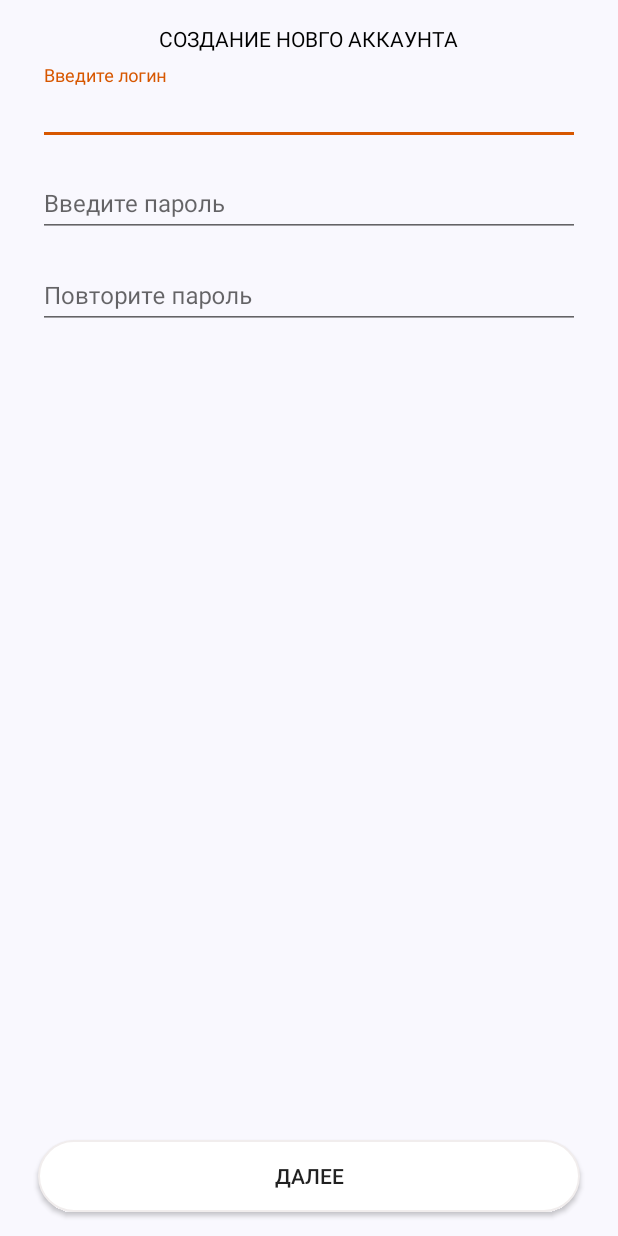
After one commit to IbroJim/eLibrary, an Android app: the layout activity_registry.xml on its own in the app's theme, with its tools: preview values and no code run, on a phone screen of 412 x 824 dp. The commit adds this screen. Run offline under Robolectric (Android 15) with nearby library versions, the phone set to English and light mode, and no system bars.

Commit message:
create login and registry activity, implemention bottomnavigationviewex

```diff
--- a/app/build.gradle
+++ b/app/build.gradle
@@ -19,10 +19,12 @@ android {
 }
 
 dependencies {
-    implementation fileTree(dir: 'libs', include: ['*.jar'])
+    implementation fileTree(include: ['*.jar'], dir: 'libs')
     implementation 'com.android.support:appcompat-v7:28.0.0'
     implementation 'com.android.support.constraint:constraint-layout:1.1.3'
     testImplementation 'junit:junit:4.12'
     androidTestImplementation 'com.android.support.test:runner:1.0.2'
     androidTestImplementation 'com.android.support.test.espresso:espresso-core:3.0.2'
+    implementation 'com.android.support:design:28.0.0'
+    implementation 'com.github.ittianyu:BottomNavigationViewEx:2.0.2'
 }
--- a/app/src/main/AndroidManifest.xml
+++ b/app/src/main/AndroidManifest.xml
@@ -9,7 +9,8 @@
         android:roundIcon="@mipmap/ic_launcher_round"
         android:supportsRtl="true"
         android:theme="@style/AppTheme">
-        <activity android:name=".MainActivity">
+        <activity android:name=".Account.LoginActivity"
+            android:theme="@style/MyTheme">
             <intent-filter>
                 <action android:name="android.intent.action.MAIN" />
 
--- /dev/null
+++ b/app/src/main/res/drawable/login_button_background.xml
@@ -0,0 +1,20 @@
+<?xml version="1.0" encoding="utf-8"?>
+<selector xmlns:android="http://schemas.android.com/apk/res/android">
+    <item
+        android:state_pressed="true">
+        <shape>
+            <solid android:color="@color/colorAccent"/>
+            <stroke android:color="@color/colorBlack"
+                android:width="1dp"/>
+            <corners android:radius="50dp"/>
+        </shape>
+    </item>
+    <item>
+        <shape>
+            <solid android:color="@color/colorWhite"/>
+            <stroke android:color="@color/colorGray"
+                android:width="1dp"/>
+            <corners android:radius="50dp"/>
+        </shape>
+    </item>
+</selector>
--- /dev/null
+++ b/app/src/main/res/layout/activity_registry.xml
@@ -0,0 +1,51 @@
+<?xml version="1.0" encoding="utf-8"?>
+<RelativeLayout
+    xmlns:android="http://schemas.android.com/apk/res/android"
+    android:layout_width="match_parent"
+    android:layout_height="match_parent"
+    android:background="@color/colorBackground">
+    <LinearLayout
+        android:orientation="vertical"
+        android:layout_marginLeft="25dp"
+        android:layout_marginRight="25dp"
+        android:layout_width="match_parent"
+        android:layout_height="match_parent">
+    <TextView
+        android:layout_gravity="center"
+        android:textColor="@color/colorBlack"
+        android:text="@string/create_account_regisrty"
+        android:layout_marginTop="16dp"
+        android:layout_width="wrap_content"
+        android:layout_height="wrap_content" />
+    <android.support.design.widget.TextInputLayout
+        style="@style/MYTextInputLayout">
+        <EditText
+            android:inputType="textPersonName"
+            android:hint="@string/create_login"
+            style="@style/MyEditText"/>
+    </android.support.design.widget.TextInputLayout>
+    <android.support.design.widget.TextInputLayout
+        style="@style/MYTextInputLayout">
+        <EditText
+            android:inputType="textVisiblePassword"
+            android:hint="@string/create_password"
+            style="@style/MyEditText"/>
+    </android.support.design.widget.TextInputLayout>
+    <android.support.design.widget.TextInputLayout
+        style="@style/MYTextInputLayout">
+        <EditText
+            android:inputType="textVisiblePassword"
+            android:hint="@string/reapid_password"
+            style="@style/MyEditText"/>
+    </android.support.design.widget.TextInputLayout>
+    </LinearLayout>
+    <android.support.v7.widget.AppCompatButton
+        android:layout_marginLeft="25dp"
+        android:layout_marginRight="25dp"
+        android:layout_marginBottom="16dp"
+        android:background="@drawable/login_button_background"
+        android:text="@string/next"
+        android:layout_alignParentBottom="true"
+        android:layout_width="match_parent"
+        android:layout_height="wrap_content" />
+</RelativeLayout>
--- a/app/src/main/res/values/colors.xml
+++ b/app/src/main/res/values/colors.xml
@@ -2,5 +2,10 @@
 <resources>
     <color name="colorPrimary">#008577</color>
     <color name="colorPrimaryDark">#00574B</color>
-    <color name="colorAccent">#D81B60</color>
+    <color name="colorAccent">#d75700</color>
+    <color name="colorBlack">#000000</color>
+    <color name="colorWhite">#ffffff</color>
+    <color name="colorGray">#f1eded</color>
+    <color name="colorLink">#4FC3F7</color>
+    <color name="colorBackground">#F9F8FE</color>
 </resources>
--- a/app/src/main/res/values/strings.xml
+++ b/app/src/main/res/values/strings.xml
@@ -1,3 +1,12 @@
 <resources>
     <string name="app_name">eLibrary</string>
+    <string name="login">Логин</string>
+    <string name="password">Пароль</string>
+    <string name="entrance">Вход</string>
+    <string name="create_account">Нет аккаунта?Создать аккаунт!</string>
+    <string name="create_account_regisrty">СОЗДАНИЕ НОВГО АККАУНТА</string>
+    <string name="create_login">Введите логин</string>
+    <string name="create_password">Введите пароль</string>
+    <string name="reapid_password">Повторите пароль</string>
+    <string name="next">Далее</string>
 </resources>
--- a/app/src/main/res/values/styles.xml
+++ b/app/src/main/res/values/styles.xml
@@ -7,5 +7,25 @@
         <item name="colorPrimaryDark">@color/colorPrimaryDark</item>
         <item name="colorAccent">@color/colorAccent</item>
     </style>
+    <!-- MyTheme style-->
+    <style name="MyTheme" parent="Theme.AppCompat.Light.NoActionBar">
+        <item name="windowNoTitle">true</item>
+        <item name="android:windowFullscreen">true</item>
+        <item name="colorPrimary">@color/colorPrimary</item>
+    </style>
+
+    <!-- TextInputLayoutStyle new my style-->
+    <style name="MYTextInputLayout">
+        <item name="android:layout_height">wrap_content</item>
+        <item name="android:layout_width">match_parent</item>
+        <item name="android:layout_marginTop">8dp</item>
+    </style>
+    <!-- EditText new my style-->
+    <style name="MyEditText">
+        <item name="android:textSize">16sp</item>
+        <item name="android:layout_width">match_parent</item>
+        <item name="android:layout_height">wrap_content</item>
+        <item name="android:shadowColor">@color/colorBlack</item>
+    </style>
 
 </resources>
--- a/build.gradle
+++ b/build.gradle
@@ -19,6 +19,10 @@ allprojects {
     repositories {
         google()
         jcenter()
+
+        maven { url "https://jitpack.io" }
+        maven { url "https://maven.google.com" }
+
     }
 }
 
```
Also changed, not shown: app/src/main/java/hackathon/elibrary/Account/LoginActivity.java (added, +16 -0 lines), app/src/main/java/hackathon/elibrary/Account/RegistryActivity.java (added, +16 -0 lines), app/src/main/res/layout/activity_login.xml (added, +46 -0 lines).
